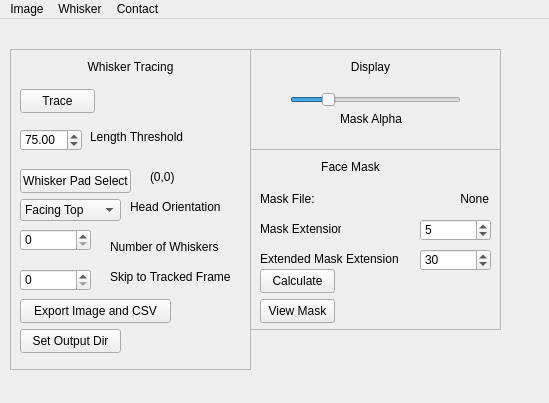
This is src/WhiskerToolbox/Whisker_Widget/Whisker_Widget.ui in paulmthompson/WhiskerToolbox as Qt 5 draws it before an edit. The edited form follows.
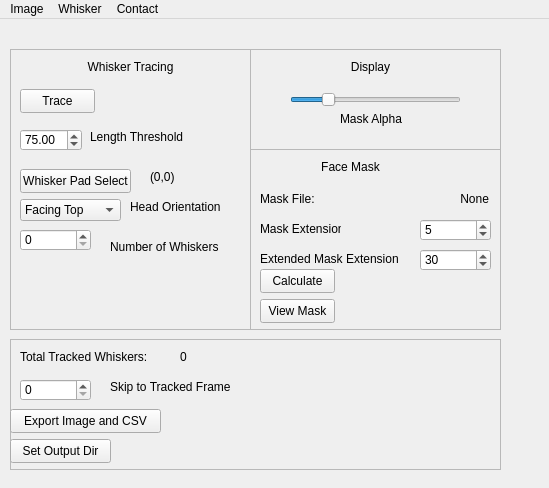
This is the edited form.

Commit message: keep track of how many whiskers are manually tracked and exported

Patch:
```diff
--- a/src/WhiskerToolbox/Whisker_Widget/Whisker_Widget.ui
+++ b/src/WhiskerToolbox/Whisker_Widget/Whisker_Widget.ui
@@ -7,7 +7,7 @@
     <x>0</x>
     <y>0</y>
     <width>549</width>
-    <height>403</height>
+    <height>488</height>
    </rect>
   </property>
   <property name="windowTitle">
@@ -20,7 +20,7 @@
       <x>10</x>
       <y>30</y>
       <width>241</width>
-      <height>321</height>
+      <height>281</height>
      </rect>
     </property>
     <property name="frameShape">
@@ -172,19 +172,6 @@
       <string>Number of Whiskers</string>
      </property>
     </widget>
-    <widget class="QPushButton" name="export_image_csv">
-     <property name="geometry">
-      <rect>
-       <x>10</x>
-       <y>250</y>
-       <width>151</width>
-       <height>24</height>
-      </rect>
-     </property>
-     <property name="text">
-      <string>Export Image and CSV</string>
-     </property>
-    </widget>
     <widget class="QLabel" name="label_5">
      <property name="geometry">
       <rect>
@@ -201,70 +188,6 @@
       <set>Qt::AlignCenter</set>
      </property>
     </widget>
-    <widget class="QSpinBox" name="tracked_whisker_number">
-     <property name="geometry">
-      <rect>
-       <x>10</x>
-       <y>220</y>
-       <width>71</width>
-       <height>22</height>
-      </rect>
-     </property>
-     <property name="minimum">
-      <number>0</number>
-     </property>
-     <property name="maximum">
-      <number>1000000</number>
-     </property>
-     <property name="singleStep">
-      <number>1</number>
-     </property>
-     <property name="value">
-      <number>0</number>
-     </property>
-    </widget>
-    <widget class="QLabel" name="label_7">
-     <property name="geometry">
-      <rect>
-       <x>100</x>
-       <y>220</y>
-       <width>131</width>
-       <height>16</height>
-      </rect>
-     </property>
-     <property name="text">
-      <string>Skip to Tracked Frame</string>
-     </property>
-    </widget>
-    <widget class="QPushButton" name="output_dir_button">
-     <property name="geometry">
-      <rect>
-       <x>10</x>
-       <y>280</y>
-       <width>101</width>
-       <height>24</height>
-      </rect>
-     </property>
-     <property name="text">
-      <string>Set Output Dir</string>
-     </property>
-    </widget>
-    <widget class="QLabel" name="output_dir_label">
-     <property name="geometry">
-      <rect>
-       <x>120</x>
-       <y>280</y>
-       <width>111</width>
-       <height>16</height>
-      </rect>
-     </property>
-     <property name="text">
-      <string/>
-     </property>
-     <property name="alignment">
-      <set>Qt::AlignRight|Qt::AlignTrailing|Qt::AlignVCenter</set>
-     </property>
-    </widget>
    </widget>
    <widget class="QFrame" name="frame_2">
     <property name="geometry">
@@ -484,6 +407,125 @@
      </property>
     </widget>
    </widget>
+   <widget class="QFrame" name="frame_4">
+    <property name="geometry">
+     <rect>
+      <x>10</x>
+      <y>320</y>
+      <width>491</width>
+      <height>131</height>
+     </rect>
+    </property>
+    <property name="frameShape">
+     <enum>QFrame::StyledPanel</enum>
+    </property>
+    <property name="frameShadow">
+     <enum>QFrame::Raised</enum>
+    </property>
+    <widget class="QPushButton" name="output_dir_button">
+     <property name="geometry">
+      <rect>
+       <x>0</x>
+       <y>100</y>
+       <width>101</width>
+       <height>24</height>
+      </rect>
+     </property>
+     <property name="text">
+      <string>Set Output Dir</string>
+     </property>
+    </widget>
+    <widget class="QLabel" name="output_dir_label">
+     <property name="geometry">
+      <rect>
+       <x>110</x>
+       <y>100</y>
+       <width>361</width>
+       <height>16</height>
+      </rect>
+     </property>
+     <property name="text">
+      <string/>
+     </property>
+     <property name="alignment">
+      <set>Qt::AlignRight|Qt::AlignTrailing|Qt::AlignVCenter</set>
+     </property>
+    </widget>
+    <widget class="QPushButton" name="export_image_csv">
+     <property name="geometry">
+      <rect>
+       <x>0</x>
+       <y>70</y>
+       <width>151</width>
+       <height>24</height>
+      </rect>
+     </property>
+     <property name="text">
+      <string>Export Image and CSV</string>
+     </property>
+    </widget>
+    <widget class="QSpinBox" name="tracked_whisker_number">
+     <property name="geometry">
+      <rect>
+       <x>10</x>
+       <y>40</y>
+       <width>71</width>
+       <height>22</height>
+      </rect>
+     </property>
+     <property name="minimum">
+      <number>0</number>
+     </property>
+     <property name="maximum">
+      <number>1000000</number>
+     </property>
+     <property name="singleStep">
+      <number>1</number>
+     </property>
+     <property name="value">
+      <number>0</number>
+     </property>
+    </widget>
+    <widget class="QLabel" name="label_7">
+     <property name="geometry">
+      <rect>
+       <x>100</x>
+       <y>40</y>
+       <width>131</width>
+       <height>16</height>
+      </rect>
+     </property>
+     <property name="text">
+      <string>Skip to Tracked Frame</string>
+     </property>
+    </widget>
+    <widget class="QLabel" name="label_10">
+     <property name="geometry">
+      <rect>
+       <x>10</x>
+       <y>10</y>
+       <width>141</width>
+       <height>16</height>
+      </rect>
+     </property>
+     <property name="text">
+      <string>Total Tracked Whiskers:</string>
+     </property>
+    </widget>
+    <widget class="QLabel" name="tracked_whisker_count">
+     <property name="geometry">
+      <rect>
+       <x>170</x>
+       <y>10</y>
+       <width>49</width>
+       <height>16</height>
+      </rect>
+     </property>
+     <property name="text">
+      <string>0</string>
+     </property>
+    </widget>
+   </widget>
   </widget>
   <widget class="QMenuBar" name="menuBar">
    <property name="geometry">
```
The commit also changes 2 other files.
